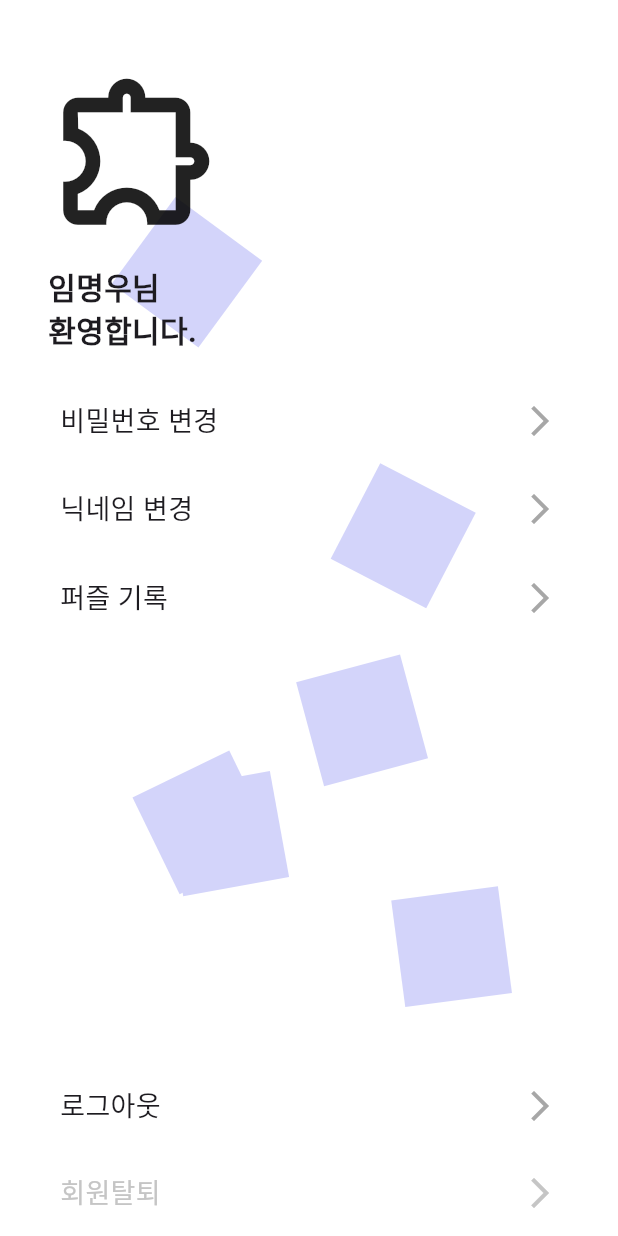
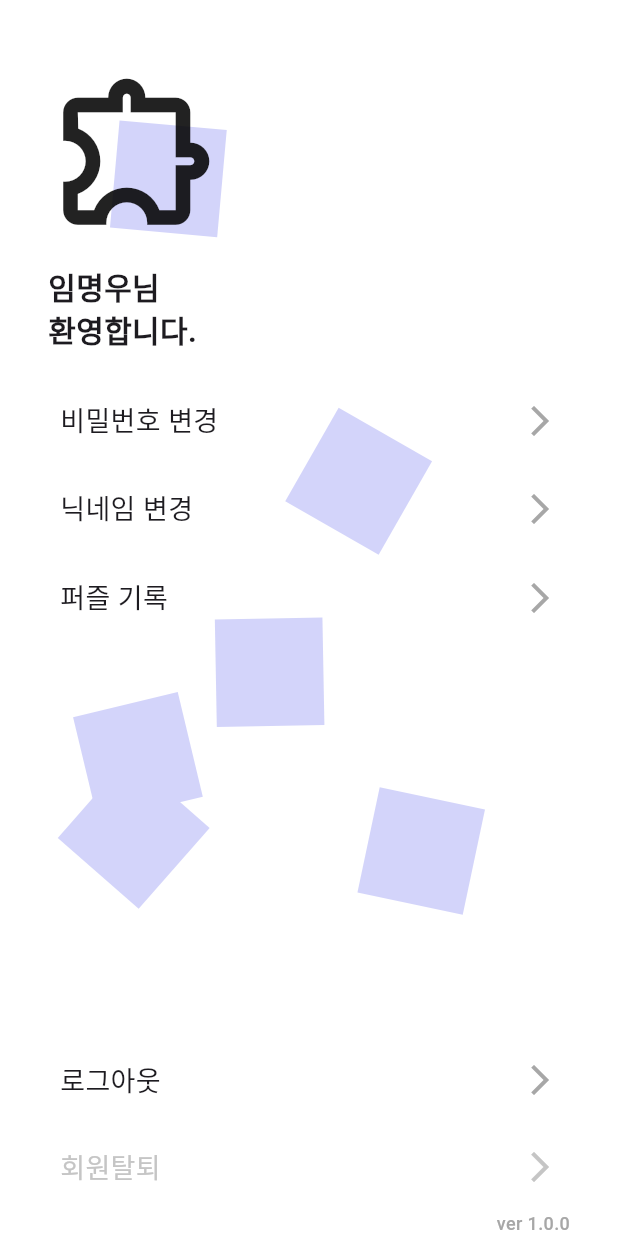
Before and after one commit to Dansot4891/jogak_jogak, a Flutter app: the MyPage widget shown alone on an empty page, opened directly, on a phone screen of 412 x 824 dp. Run offline on Flutter 3.47's test engine with Material 3 defaults, Android fonts, the light colour scheme and no system bars; our stand-ins replace firebase_core, image_picker; accounts and stored records are empty; Roboto replaces fonts that are missing (Pretendard).

Commit message:
[feat] 버전 텍스트, 인게임 주의 문구 추가
1. 버전 텍스트 추가
2. 퍼즐 인게임내에서 화면 잘림 현상 주의 문구 추가

```diff
--- a/lib/core/style/app_text_style.dart
+++ b/lib/core/style/app_text_style.dart
@@ -38,4 +38,8 @@
     null,
   ).copyWith(color: AppColor.white);
   static TextStyle rank = mediumStyle(16, null);
+  static TextStyle version = mediumStyle(
+    12,
+    null,
+  ).copyWith(color: AppColor.greyA7);
 }
--- a/lib/main.dart
+++ b/lib/main.dart
@@ -3,6 +3,7 @@
 import 'package:jogak_jogak/core/service/app_size.dart';
 import 'package:jogak_jogak/firebase_options.dart';
 import 'package:jogak_jogak/presentation/my_info/pages/my_page.dart';
+import 'package:jogak_jogak/presentation/puzzle/pages/puzzle_page.dart';
 import 'package:jogak_jogak/presentation/rank/pages/ranking_page.dart';
 
 void main() async {
@@ -15,7 +16,6 @@
 class MyApp extends StatelessWidget {
   const MyApp({super.key});
 
-  // This widget is the root of your application.
   @override
   Widget build(BuildContext context) {
     // app size 할당
@@ -26,7 +26,7 @@
         fontFamily: 'Pretendard',
         colorScheme: ColorScheme.fromSeed(seedColor: Colors.deepPurple),
       ),
-      home: const MyPage(),
+      home: const PuzzlePage(),
     );
   }
 }
--- a/lib/presentation/my_info/pages/my_page.dart
+++ b/lib/presentation/my_info/pages/my_page.dart
@@ -29,6 +29,10 @@
             Spacer(),
             SettingCard(text: '로그아웃', onTap: () {}),
             SettingCard(text: '회원탈퇴', onTap: () {}, baseColor: AppColor.greyC5),
+            Align(
+              alignment: Alignment.bottomRight,
+              child: Text('ver 1.0.0', style: AppTextStyle.version),
+            ),
           ],
         ),
       ),
```
Also changed, not shown: lib/presentation/puzzle/pages/puzzle_page.dart (+52 -10 lines).
